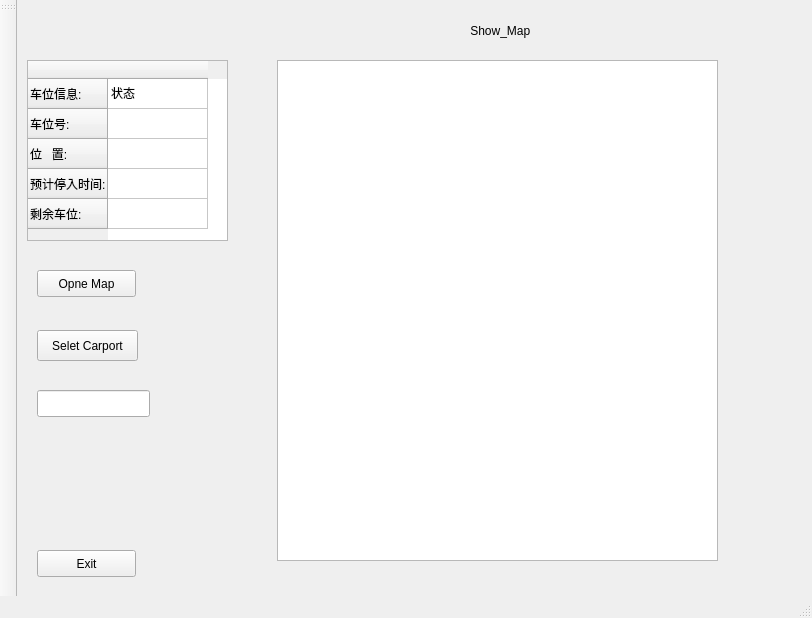
Above: mainwindow.ui from michaelczhou/parking_car_gui before the change. Below: the same form after it.
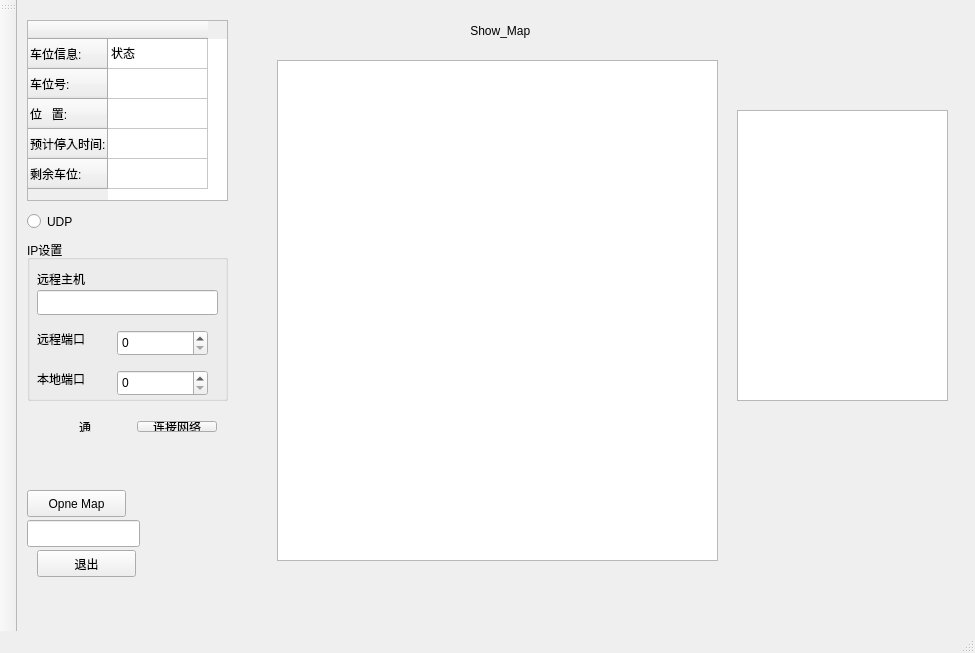
That is the form after the change.

Commit message: get udp

```diff
--- a/mainwindow.ui
+++ b/mainwindow.ui
@@ -6,8 +6,8 @@
    <rect>
     <x>0</x>
     <y>0</y>
-    <width>812</width>
-    <height>618</height>
+    <width>975</width>
+    <height>653</height>
    </rect>
   </property>
   <property name="windowTitle">
@@ -17,8 +17,8 @@
    <widget class="QPushButton" name="pushButton">
     <property name="geometry">
      <rect>
-      <x>20</x>
-      <y>270</y>
+      <x>10</x>
+      <y>490</y>
       <width>99</width>
       <height>27</height>
      </rect>
@@ -37,7 +37,7 @@
      </rect>
     </property>
     <property name="text">
-     <string>Exit</string>
+     <string>退出</string>
     </property>
    </widget>
    <widget class="QLabel" name="label">
@@ -63,24 +63,11 @@
      </rect>
     </property>
    </widget>
-   <widget class="QPushButton" name="sendcarport">
-    <property name="geometry">
-     <rect>
-      <x>20</x>
-      <y>330</y>
-      <width>101</width>
-      <height>31</height>
-     </rect>
-    </property>
-    <property name="text">
-     <string>Selet Carport</string>
-    </property>
-   </widget>
    <widget class="QTableWidget" name="tableWidget">
     <property name="geometry">
      <rect>
       <x>10</x>
-      <y>60</y>
+      <y>20</y>
       <width>201</width>
       <height>181</height>
      </rect>
@@ -134,13 +121,170 @@
    <widget class="QLineEdit" name="input">
     <property name="geometry">
      <rect>
-      <x>20</x>
-      <y>390</y>
+      <x>10</x>
+      <y>520</y>
       <width>113</width>
       <height>27</height>
      </rect>
     </property>
    </widget>
+   <widget class="QGroupBox" name="groupBox">
+    <property name="geometry">
+     <rect>
+      <x>10</x>
+      <y>240</y>
+      <width>201</width>
+      <height>161</height>
+     </rect>
+    </property>
+    <property name="title">
+     <string>IP设置</string>
+    </property>
+    <widget class="QLabel" name="label_2">
+     <property name="geometry">
+      <rect>
+       <x>10</x>
+       <y>30</y>
+       <width>67</width>
+       <height>17</height>
+      </rect>
+     </property>
+     <property name="text">
+      <string>远程主机</string>
+     </property>
+    </widget>
+    <widget class="QLineEdit" name="remoteIP_lineEdit">
+     <property name="geometry">
+      <rect>
+       <x>10</x>
+       <y>50</y>
+       <width>181</width>
+       <height>25</height>
+      </rect>
+     </property>
+    </widget>
+    <widget class="QLabel" name="label_3">
+     <property name="geometry">
+      <rect>
+       <x>10</x>
+       <y>90</y>
+       <width>67</width>
+       <height>17</height>
+      </rect>
+     </property>
+     <property name="text">
+      <string>远程端口</string>
+     </property>
+    </widget>
+    <widget class="QLabel" name="label_4">
+     <property name="geometry">
+      <rect>
+       <x>10</x>
+       <y>130</y>
+       <width>67</width>
+       <height>17</height>
+      </rect>
+     </property>
+     <property name="text">
+      <string>本地端口</string>
+     </property>
+    </widget>
+    <widget class="QSpinBox" name="remoteport_spinBox">
+     <property name="geometry">
+      <rect>
+       <x>90</x>
+       <y>90</y>
+       <width>91</width>
+       <height>26</height>
+      </rect>
+     </property>
+    </widget>
+    <widget class="QSpinBox" name="localport_spinBox">
+     <property name="geometry">
+      <rect>
+       <x>90</x>
+       <y>130</y>
+       <width>91</width>
+       <height>26</height>
+      </rect>
+     </property>
+    </widget>
+   </widget>
+   <widget class="QWidget" name="horizontalLayoutWidget">
+    <property name="geometry">
+     <rect>
+      <x>10</x>
+      <y>410</y>
+      <width>201</width>
+      <height>33</height>
+     </rect>
+    </property>
+    <layout class="QHBoxLayout" name="horizontalLayout">
+     <item>
+      <spacer name="horizontalSpacer">
+       <property name="orientation">
+        <enum>Qt::Horizontal</enum>
+       </property>
+       <property name="sizeHint" stdset="0">
+        <size>
+         <width>40</width>
+         <height>20</height>
+        </size>
+       </property>
+      </spacer>
+     </item>
+     <item>
+      <widget class="QLabel" name="state_label">
+       <property name="text">
+        <string>通</string>
+       </property>
+      </widget>
+     </item>
+     <item>
+      <spacer name="horizontalSpacer_2">
+       <property name="orientation">
+        <enum>Qt::Horizontal</enum>
+       </property>
+       <property name="sizeHint" stdset="0">
+        <size>
+         <width>40</width>
+         <height>20</height>
+        </size>
+       </property>
+      </spacer>
+     </item>
+     <item>
+      <widget class="QPushButton" name="connect_pushButton">
+       <property name="text">
+        <string>连接网络</string>
+       </property>
+      </widget>
+     </item>
+    </layout>
+   </widget>
+   <widget class="QTextBrowser" name="receive_textBrowser">
+    <property name="geometry">
+     <rect>
+      <x>720</x>
+      <y>110</y>
+      <width>211</width>
+      <height>291</height>
+     </rect>
+    </property>
+   </widget>
+   <widget class="QRadioButton" name="udp_radioButton">
+    <property name="geometry">
+     <rect>
+      <x>10</x>
+      <y>210</y>
+      <width>201</width>
+      <height>23</height>
+     </rect>
+    </property>
+    <property name="text">
+     <string>UDP</string>
+    </property>
+   </widget>
   </widget>
   <widget class="QToolBar" name="mainToolBar">
    <attribute name="toolBarArea">
```
Left out of the diff: 2 changed lines with no effect on the pictures. The commit also changes 2 other files.
